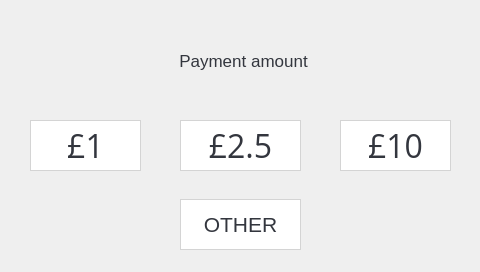
alexykot/xbterminal-firmware, file xbterminal/gui/ui.ui: the form before one commit.
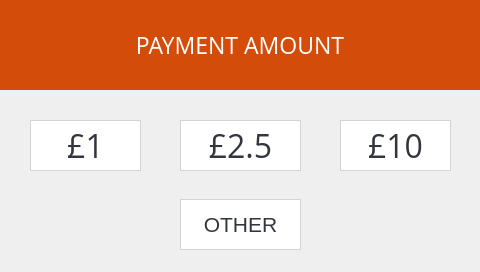
The form after the commit. The open tabs and pages were chosen to show the change.

Commit message: Update label on 'pay_amount' screen

Diff of the .ui file:
```diff
--- a/xbterminal/gui/ui.ui
+++ b/xbterminal/gui/ui.ui
@@ -850,22 +850,25 @@
     <widget class="QLabel" name="pamount_desc_lbl">
      <property name="geometry">
       <rect>
-       <x>13</x>
-       <y>30</y>
-       <width>461</width>
-       <height>61</height>
+       <x>0</x>
+       <y>0</y>
+       <width>480</width>
+       <height>90</height>
       </rect>
      </property>
      <property name="font">
       <font>
-       <pointsize>13</pointsize>
+       <family>Open Sans</family>
+       <pointsize>17</pointsize>
       </font>
      </property>
      <property name="styleSheet">
-      <string notr="true">color: #33363e;</string>
+      <string notr="true">background: #d34c0a;
+color: #fff;
+</string>
      </property>
      <property name="text">
-      <string>Payment amount</string>
+      <string>PAYMENT AMOUNT</string>
      </property>
      <property name="alignment">
       <set>Qt::AlignCenter</set>
```
